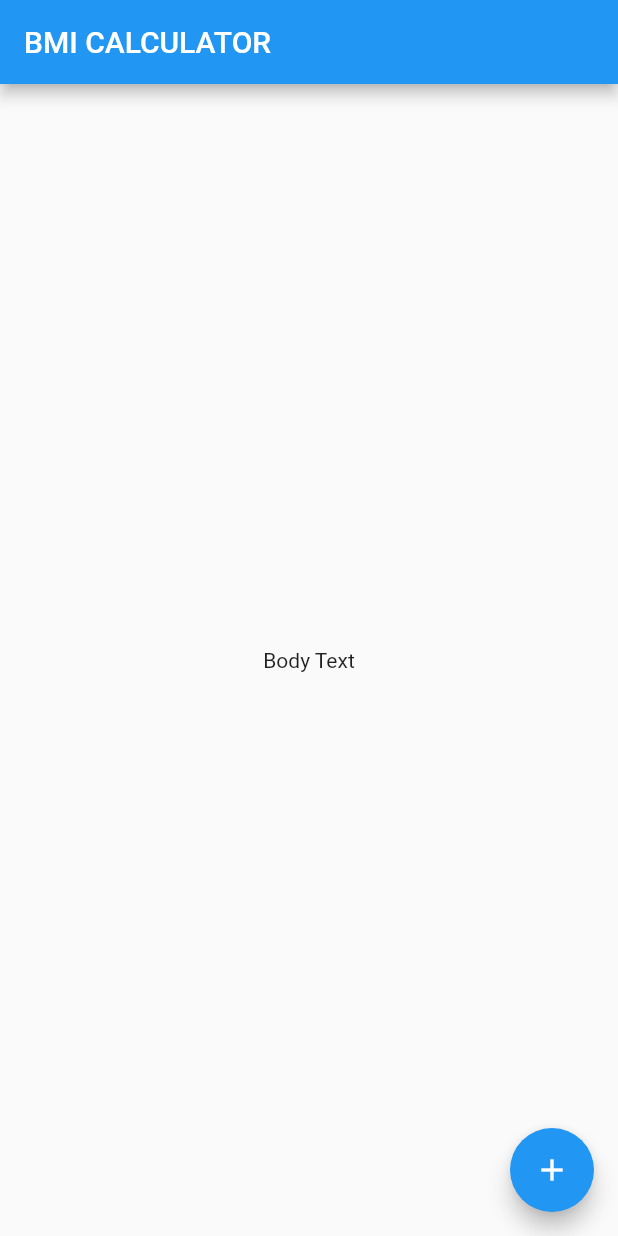
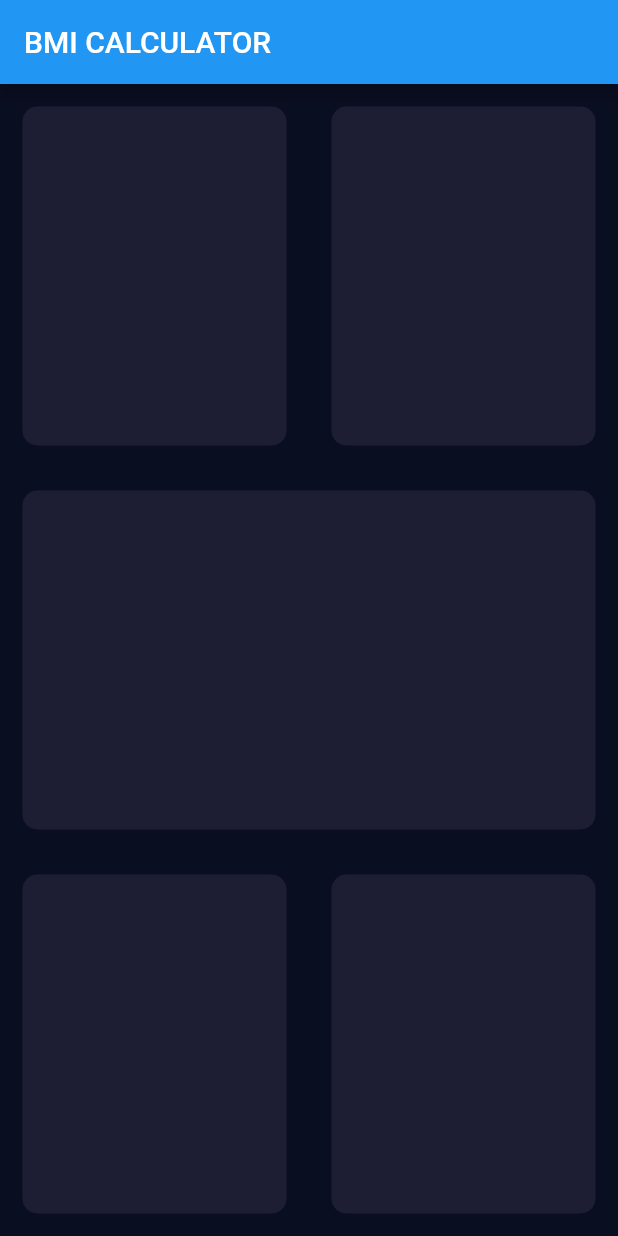
Before and after one commit to Uzair018/FA19-BCS-062, a Flutter app: the screen it shows after launch, on a phone screen of 412 x 824 dp. Run offline on Flutter 3.47's test engine with Material 2 defaults, Android fonts, the phone set to English and light mode, and no system bars; our stand-ins replace audioplayers, file_picker, flutter_colorpicker, percent_indicator.

Commit message:
main class

```diff
--- /dev/null
+++ b/bmi_calculator/lib/input_page.dart
@@ -0,0 +1,68 @@
+import 'package:flutter/material.dart';
+
+
+
+class InputPage extends StatefulWidget {
+  @override
+  _InputPageState createState() => _InputPageState();
+}
+
+class _InputPageState extends State<InputPage> {
+  @override
+  Widget build(BuildContext context) {
+    return Scaffold(
+      appBar: AppBar(
+        title: Text('BMI CALCULATOR'),
+      ),
+      body:Column(
+        children: [
+          Expanded(child: Row(
+            children: [
+              Expanded(
+                child: Container(
+                  margin: EdgeInsets.all(15.0),
+                  decoration: BoxDecoration(
+                    color: Color(0xFF1D1E33),
+                    borderRadius: BorderRadius.circular(10.0),
+                  ),
+                ),
+              ),
+              Expanded(child: Container(
+                margin: EdgeInsets.all(15.0),
+                decoration: BoxDecoration(
+                  color: Color(0xFF1D1E33),
+                  borderRadius: BorderRadius.circular(10.0),
+                ),
+              ),),
+            ],
+          ),),
+          Expanded(child: Container(
+            margin: EdgeInsets.all(15.0),
+            decoration: BoxDecoration(
+              color: Color(0xFF1D1E33),
+              borderRadius: BorderRadius.circular(10.0),
+            ),
+          ),),
+          Expanded(child: Row(
+            children: [
+              Expanded(child: Container(
+                margin: EdgeInsets.all(15.0),
+                decoration: BoxDecoration(
+                  color: Color(0xFF1D1E33),
+                  borderRadius: BorderRadius.circular(10.0),
+                ),
+              ),),
+              Expanded(child: Container(
+                margin: EdgeInsets.all(15.0),
+                decoration: BoxDecoration(
+                  color: Color(0xFF1D1E33),
+                  borderRadius: BorderRadius.circular(10.0),
+                ),
+              ),),
+            ],
+          ),),
+        ],
+      )
+    );
+  }
+}
--- a/bmi_calculator/lib/main.dart
+++ b/bmi_calculator/lib/main.dart
@@ -1,4 +1,6 @@
 import 'package:flutter/material.dart';
+import 'input_page.dart';
+
 
 void main() => runApp(BMICalculator());
 
@@ -7,27 +9,10 @@ class BMICalculator extends StatelessWidget {
   Widget build(BuildContext context) {
     return MaterialApp(
       home: InputPage(),
-    );
-  }
-}
-
-class InputPage extends StatefulWidget {
-  @override
-  _InputPageState createState() => _InputPageState();
-}
-
-class _InputPageState extends State<InputPage> {
-  @override
-  Widget build(BuildContext context) {
-    return Scaffold(
-      appBar: AppBar(
-        title: Text('BMI CALCULATOR'),
-      ),
-      body: Center(
-        child: Text('Body Text'),
-      ),
-      floatingActionButton: FloatingActionButton(
-        child: Icon(Icons.add),
+      theme: ThemeData(
+        primaryColor: Color(0xFF0A0E21),
+            scaffoldBackgroundColor: Color(0xFF0A0E21),
+        textTheme: TextTheme(bodyText1: TextStyle(color: Colors.white)),
       ),
     );
   }
```
